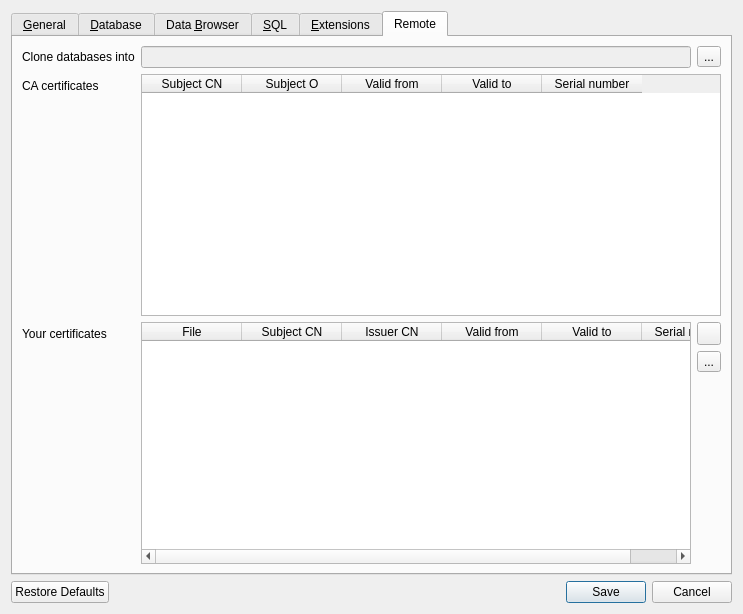
First picture: the form in src/PreferencesDialog.ui, repository sqlitebrowser/sqlitebrowser, before the edit.
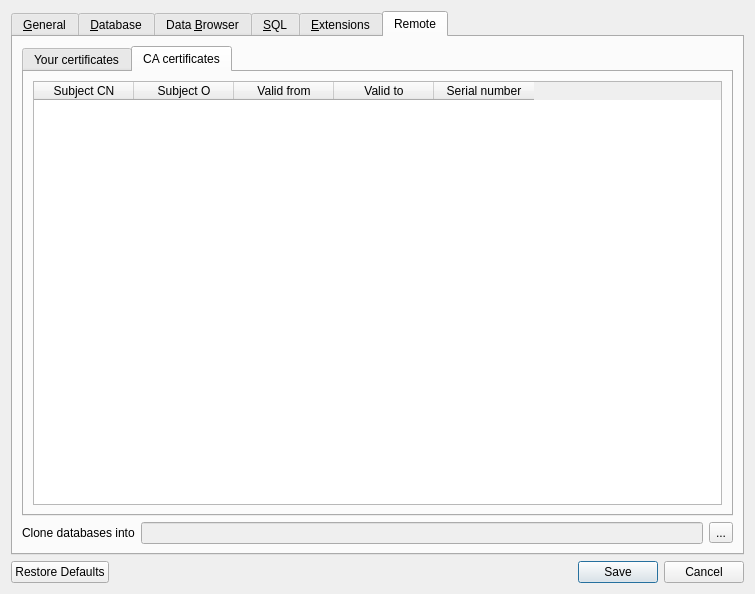
Second picture: the form after the edit. The open tabs and pages were chosen to show the change. Icons and pictures are not drawn. Custom widgets are drawn as their Qt base class.

Commit message:
dbhub: Redesign the Remote teb of the Preferences dialog
The new layout hopefully makes it a bit easier to understand how to use
the dialog.

Patch:
```diff
--- a/src/PreferencesDialog.ui
+++ b/src/PreferencesDialog.ui
@@ -6,8 +6,8 @@
    <rect>
     <x>0</x>
     <y>0</y>
-    <width>597</width>
-    <height>614</height>
+    <width>755</width>
+    <height>594</height>
    </rect>
   </property>
   <property name="windowTitle">
@@ -182,16 +182,6 @@
          </item>
         </widget>
        </item>
-       <item row="3" column="0">
-        <widget class="QLabel" name="labelUseRemotes">
-         <property name="text">
-          <string>Show remote options</string>
-         </property>
-         <property name="buddy">
-          <cstring>checkUseRemotes</cstring>
-         </property>
-        </widget>
-       </item>
        <item row="3" column="1">
         <widget class="QCheckBox" name="checkUseRemotes">
          <property name="text">
@@ -236,6 +226,16 @@
          </property>
         </widget>
        </item>
+       <item row="3" column="0">
+        <widget class="QLabel" name="labelUseRemotes">
+         <property name="text">
+          <string>Show remote options</string>
+         </property>
+         <property name="buddy">
+          <cstring>checkUseRemotes</cstring>
+         </property>
+        </widget>
+       </item>
       </layout>
      </widget>
      <widget class="QWidget" name="tab">
@@ -1284,75 +1284,16 @@
       <attribute name="title">
        <string>Remote</string>
       </attribute>
-      <layout class="QFormLayout" name="formLayout_5">
-       <item row="1" column="0">
-        <widget class="QLabel" name="label_21">
-         <property name="text">
-          <string>CA certificates</string>
+      <layout class="QVBoxLayout" name="verticalLayout_8">
+       <item>
+        <widget class="QTabWidget" name="tabCertificates">
+         <property name="currentIndex">
+          <number>0</number>
          </property>
-        </widget>
-       </item>
-       <item row="1" column="1">
-        <widget class="QTableWidget" name="tableCaCerts">
-         <property name="minimumSize">
-          <size>
-           <width>550</width>
-           <height>0</height>
-          </size>
-         </property>
-         <property name="selectionMode">
-          <enum>QAbstractItemView::SingleSelection</enum>
-         </property>
-         <property name="selectionBehavior">
-          <enum>QAbstractItemView::SelectRows</enum>
-         </property>
-         <property name="horizontalScrollMode">
-          <enum>QAbstractItemView::ScrollPerPixel</enum>
-         </property>
-         <attribute name="horizontalHeaderHighlightSections">
-          <bool>false</bool>
-         </attribute>
-         <column>
-          <property name="text">
-           <string>Subject CN</string>
-          </property>
-          <property name="toolTip">
-           <string>Common Name</string>
-          </property>
-         </column>
-         <column>
-          <property name="text">
-           <string>Subject O</string>
-          </property>
-          <property name="toolTip">
-           <string>Organization</string>
-          </property>
-         </column>
-         <column>
-          <property name="text">
-           <string>Valid from</string>
-          </property>
-         </column>
-         <column>
-          <property name="text">
-           <string>Valid to</string>
-          </property>
-         </column>
-         <column>
-          <property name="text">
-           <string>Serial number</string>
-          </property>
-         </column>
-        </widget>
-       </item>
-       <item row="2" column="0">
-        <widget class="QLabel" name="label_22">
-         <property name="text">
+         <widget class="QWidget" name="tab_6">
+          <attribute name="title">
           <string>Your certificates</string>
-         </property>
-        </widget>
-       </item>
-       <item row="2" column="1">
+          </attribute>
         <layout class="QHBoxLayout" name="horizontalLayout_3">
          <item>
           <widget class="QTableWidget" name="tableClientCerts">
@@ -1449,7 +1390,71 @@
           </layout>
          </item>
         </layout>
-       </item>
+         </widget>
+         <widget class="QWidget" name="tab_7">
+          <attribute name="title">
+           <string>CA certificates</string>
+          </attribute>
+          <layout class="QHBoxLayout" name="horizontalLayout_6">
+           <item>
+            <widget class="QTableWidget" name="tableCaCerts">
+             <property name="minimumSize">
+              <size>
+               <width>550</width>
+               <height>0</height>
+              </size>
+             </property>
+             <property name="selectionMode">
+              <enum>QAbstractItemView::SingleSelection</enum>
+             </property>
+             <property name="selectionBehavior">
+              <enum>QAbstractItemView::SelectRows</enum>
+             </property>
+             <property name="horizontalScrollMode">
+              <enum>QAbstractItemView::ScrollPerPixel</enum>
+             </property>
+             <attribute name="horizontalHeaderHighlightSections">
+              <bool>false</bool>
+             </attribute>
+             <column>
+              <property name="text">
+               <string>Subject CN</string>
+              </property>
+              <property name="toolTip">
+               <string>Common Name</string>
+              </property>
+             </column>
+             <column>
+              <property name="text">
+               <string>Subject O</string>
+              </property>
+              <property name="toolTip">
+               <string>Organization</string>
+              </property>
+             </column>
+             <column>
+              <property name="text">
+               <string>Valid from</string>
+              </property>
+             </column>
+             <column>
+              <property name="text">
+               <string>Valid to</string>
+              </property>
+             </column>
+             <column>
+              <property name="text">
+               <string>Serial number</string>
+              </property>
+             </column>
+            </widget>
+           </item>
+          </layout>
+         </widget>
+        </widget>
+       </item>
+       <item>
+        <layout class="QFormLayout" name="formLayout_5">
        <item row="0" column="0">
         <widget class="QLabel" name="label_23">
          <property name="text">
@@ -1484,6 +1489,8 @@
             <string>...</string>
            </property>
           </widget>
+           </item>
+          </layout>
          </item>
         </layout>
        </item>
```
Lines whose indentation alone changed are shown as unchanged.
